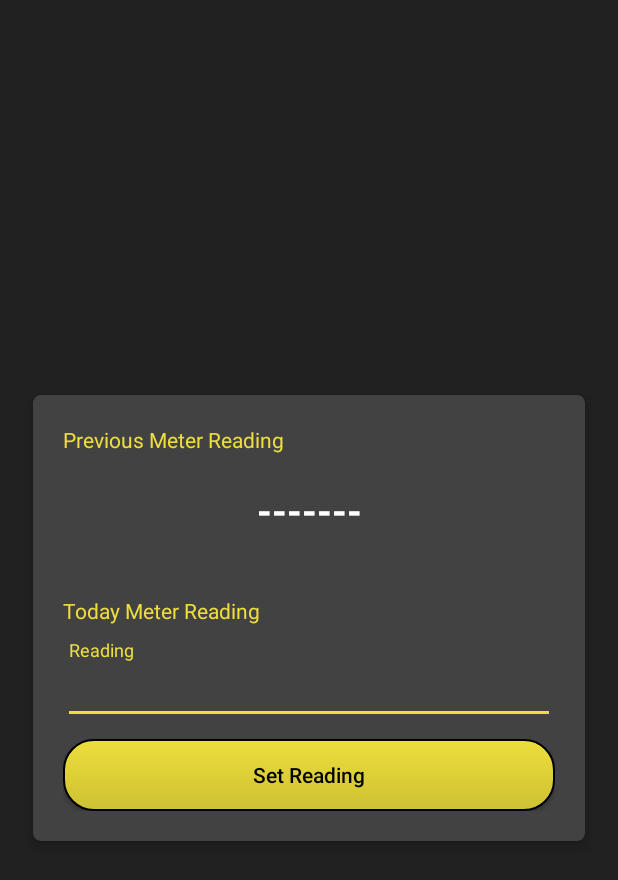
After one commit to gligerglg/Beacon, an Android app: the TodayReading screen opened directly, with no data from a screen before it, on a phone screen of 412 x 824 dp. The commit adds this screen. Shown: the top 880 px of the screen. Run offline under Robolectric (Android 15) with nearby library versions, the phone set to English and light mode, and no system bars.

Commit message:
Main UI Update Done

```diff
--- a/app/src/main/AndroidManifest.xml
+++ b/app/src/main/AndroidManifest.xml
@@ -17,7 +17,8 @@
             </intent-filter>
         </activity>
         <activity android:name=".Tarrif" />
-        <activity android:name=".MainMenu"></activity>
+        <activity android:name=".MainMenu" />
+        <activity android:name=".TodayReading"></activity>
     </application>
 
 </manifest>
--- a/app/src/main/java/apps/gligerglg/beacon/DailyDBHelper.java
+++ b/app/src/main/java/apps/gligerglg/beacon/DailyDBHelper.java
@@ -46,11 +46,12 @@ public class DailyDBHelper extends SQLiteOpenHelper {
     public List<DailyRecord> getAllRecords()
     {
         List<DailyRecord> records = new ArrayList<>();
-        DailyRecord record = new DailyRecord();
+        DailyRecord record;
         SQLiteDatabase db = this.getReadableDatabase();
         Cursor cursor = db.rawQuery("SELECT * FROM " + TABLE,null);
         if(cursor.moveToFirst()){
             do{
+                record = new DailyRecord();
                 record.setId(Integer.parseInt(cursor.getString(cursor.getColumnIndex(ID))));
                 record.setDate(cursor.getString(cursor.getColumnIndex(DATE)));
                 record.setReading(Integer.parseInt(cursor.getString(cursor.getColumnIndex(READING))));
@@ -99,4 +100,19 @@ public class DailyDBHelper extends SQLiteOpenHelper {
         Cursor cursor = database.rawQuery("SELECT * FROM " + TABLE,null);
         return cursor.getCount();
     }
+
+    public DailyRecord getLastRecord(){
+        SQLiteDatabase database = this.getReadableDatabase();
+        Cursor cursor = database.rawQuery("SELECT * FROM " + TABLE,null);
+        DailyRecord record = new DailyRecord();
+
+        if(cursor.moveToLast()){
+            record.setId(Integer.parseInt(cursor.getString(cursor.getColumnIndex(ID))));
+            record.setDate(cursor.getString(cursor.getColumnIndex(DATE)));
+            record.setReading(Integer.parseInt(cursor.getString(cursor.getColumnIndex(READING))));
+            record.setUnits(Integer.parseInt(cursor.getString(cursor.getColumnIndex(UNITS))));
+        }
+        database.close();
+        return record;
+    }
 }
--- a/app/src/main/java/apps/gligerglg/beacon/MonthlyDBHelper.java
+++ b/app/src/main/java/apps/gligerglg/beacon/MonthlyDBHelper.java
@@ -45,11 +45,12 @@ public class MonthlyDBHelper extends SQLiteOpenHelper {
     public List<MonthlyRecord> getAllRecords()
     {
         List<MonthlyRecord> records = new ArrayList<>();
-        MonthlyRecord record = new MonthlyRecord();
+        MonthlyRecord record;
         SQLiteDatabase db = this.getReadableDatabase();
         Cursor cursor = db.rawQuery("SELECT * FROM " + TABLE,null);
         if(cursor.moveToFirst()){
             do{
+                record = new MonthlyRecord();
                 record.setId(Integer.parseInt(cursor.getString(cursor.getColumnIndex(ID))));
                 record.setMonth(cursor.getString(cursor.getColumnIndex(MONTH)));
                 record.setCharge(Double.parseDouble(cursor.getString(cursor.getColumnIndex(CHARGE))));
--- /dev/null
+++ b/app/src/main/java/apps/gligerglg/beacon/TodayReading.java
@@ -0,0 +1,105 @@
+package apps.gligerglg.beacon;
+
+import android.content.Intent;
+import android.content.SharedPreferences;
+import android.support.constraint.ConstraintLayout;
+import android.support.design.widget.Snackbar;
+import android.support.v7.app.AppCompatActivity;
+import android.os.Bundle;
+import android.text.TextUtils;
+import android.view.View;
+import android.view.WindowManager;
+import android.widget.Button;
+import android.widget.EditText;
+import android.widget.TextView;
+
+import java.util.Calendar;
+
+public class TodayReading extends AppCompatActivity {
+
+    private TextView txt_prev_reading;
+    private EditText txt_today_reading;
+    private Button btn_set_readong;
+    private DailyDBHelper dailyDBHelper;
+    private ConstraintLayout layout;
+
+    private int today_reading, last_reading, unit, days;
+    private String date;
+
+    @Override
+    protected void onCreate(Bundle savedInstanceState) {
+        super.onCreate(savedInstanceState);
+        setContentView(R.layout.activity_today_reading);
+        getWindow().addFlags(WindowManager.LayoutParams.FLAG_FULLSCREEN);
+
+        Init();
+
+        btn_set_readong.setOnClickListener(new View.OnClickListener() {
+            @Override
+            public void onClick(View view) {
+                if(TextUtils.isEmpty(txt_today_reading.getText().toString()))
+                    setMessage("Please Insert Today Reading!");
+                else {
+                    today_reading = Integer.parseInt(txt_today_reading.getText().toString());
+
+                    if(days==0)
+                        unit=0;
+                    else
+                        unit = today_reading - last_reading;
+
+                    if(unit<0)
+                        setMessage("Invalid Meter Reading");
+                    else {
+                        Calendar calendar = Calendar.getInstance();
+                        date = calendar.get(Calendar.YEAR) + "/" + (calendar.get(Calendar.MONTH) +1) + "/" + calendar.get(Calendar.DATE);
+                        dailyDBHelper.addNewRecord(new DailyRecord(today_reading,unit,date));
+                        System.out.println("Unit:" + unit + "\nReading" + today_reading);
+                        startActivityForResult(new Intent(getApplicationContext(),MainMenu.class),1);
+                        finish();
+                    }
+
+
+
+                }
+            }
+        });
+    }
+
+    private void updateUI()
+    {
+        dailyDBHelper = new DailyDBHelper(getApplicationContext());
+        DailyRecord lastRecord = dailyDBHelper.getLastRecord();
+        days = dailyDBHelper.getRecordCount();
+        if(lastRecord.getReading()!=0) {
+            last_reading = lastRecord.getReading();
+            txt_prev_reading.setText("" + last_reading);
+        }
+        else
+            txt_prev_reading.setText("-------");
+    }
+
+    private void Init(){
+        txt_prev_reading = findViewById(R.id.txt_prev_reading);
+        txt_today_reading = findViewById(R.id.txt_today_reading);
+        btn_set_readong = findViewById(R.id.btn_today_reading);
+        layout = findViewById(R.id.layout_today);
+        updateUI();
+    }
+
+    private void setMessage(String message){
+        Snackbar snackbar = Snackbar.make(layout,message,Snackbar.LENGTH_LONG);
+        snackbar.show();
+    }
+
+    @Override
+    protected void onPause() {
+        super.onPause();
+        finish();
+    }
+
+    @Override
+    public void onBackPressed() {
+        super.onBackPressed();
+        startActivityForResult(new Intent(getApplicationContext(),MainMenu.class),1);
+    }
+}
--- /dev/null
+++ b/app/src/main/res/layout/activity_today_reading.xml
@@ -0,0 +1,88 @@
+<?xml version="1.0" encoding="utf-8"?>
+<android.support.constraint.ConstraintLayout xmlns:android="http://schemas.android.com/apk/res/android"
+    xmlns:app="http://schemas.android.com/apk/res-auto"
+    xmlns:tools="http://schemas.android.com/tools"
+    android:layout_width="match_parent"
+    android:layout_height="match_parent"
+    android:background="@color/colorPrimary"
+    android:id="@+id/layout_today"
+    tools:context="apps.gligerglg.beacon.TodayReading">
+
+    <android.support.v7.widget.CardView
+        android:layout_width="match_parent"
+        android:layout_height="wrap_content"
+        android:backgroundTint="@color/windowBackground"
+        android:layout_margin="15dp"
+        app:cardCornerRadius="5dp"
+        app:cardElevation="5dp"
+        app:cardUseCompatPadding="true"
+        app:layout_constraintBottom_toBottomOf="parent"
+        app:layout_constraintEnd_toEndOf="parent"
+        app:layout_constraintStart_toStartOf="parent"
+        app:layout_constraintTop_toTopOf="parent">
+
+    <LinearLayout
+        android:layout_width="match_parent"
+        android:layout_height="wrap_content"
+        android:layout_margin="20dp"
+        android:orientation="vertical">
+
+        <TextView
+            android:layout_width="match_parent"
+            android:layout_height="wrap_content"
+            android:textColor="@color/colorAccent"
+            android:text="Previous Meter Reading"
+            android:textAllCaps="false" />
+
+        <TextView
+            android:id="@+id/txt_prev_reading"
+            android:layout_width="match_parent"
+            android:layout_height="wrap_content"
+            android:text="0000000"
+            android:textColor="#fff"
+            android:textStyle="bold"
+            android:gravity="center"
+            android:layout_margin="20dp"
+            android:textSize="25sp"/>
+
+        <TextView
+            android:layout_width="match_parent"
+            android:layout_height="wrap_content"
+            android:text="Today Meter Reading"
+            android:textAllCaps="false"
+            android:layout_marginTop="20dp"
+            android:layout_marginBottom="10dp"
+            android:textColor="@color/colorAccent"/>
+
+        <android.support.constraint.ConstraintLayout
+            android:layout_width="match_parent"
+            android:layout_height="wrap_content"
+            android:orientation="horizontal">
+
+            <android.support.design.widget.TextInputLayout
+                android:layout_width="match_parent"
+                android:layout_height="wrap_content">
+                <android.support.design.widget.TextInputEditText
+                    android:layout_width="match_parent"
+                    android:layout_height="wrap_content"
+                    android:id="@+id/txt_today_reading"
+                    android:inputType="number"
+                    android:hint="Reading"
+                    />
+            </android.support.design.widget.TextInputLayout>
+
+        </android.support.constraint.ConstraintLayout>
+
+        <Button
+            android:layout_width="match_parent"
+            android:layout_height="wrap_content"
+            android:layout_gravity="center"
+            android:layout_marginTop="10dp"
+            style="@style/beacon_button"
+            android:textColor="#000"
+            android:text="Set Reading"
+            android:id="@+id/btn_today_reading"
+            android:textAllCaps="false" />
+    </LinearLayout>
+    </android.support.v7.widget.CardView>
+</android.support.constraint.ConstraintLayout>
--- a/app/src/main/res/layout/fragment_home.xml
+++ b/app/src/main/res/layout/fragment_home.xml
@@ -228,11 +228,12 @@
                 android:orientation="vertical"
                 app:layout_columnWeight="1">
                 <TextView
+                    android:id="@+id/txt_total_days"
                     android:layout_width="wrap_content"
                     android:layout_height="wrap_content"
                     android:textAlignment="center"
                     android:text="00"
-                    android:textSize="50sp"
+                    android:textSize="30sp"
                     android:layout_gravity="center_horizontal"
                     android:textColor="@color/colorAccent"/>
 
@@ -256,7 +257,8 @@
                     android:layout_height="wrap_content"
                     android:textAlignment="center"
                     android:text="00"
-                    android:textSize="50sp"
+                    android:id="@+id/txt_total_charge"
+                    android:textSize="30sp"
                     android:layout_gravity="center_horizontal"
                     android:textColor="@color/colorAccent"/>
 
```
Also changed, not shown: app/src/main/java/apps/gligerglg/beacon/HomeFragment.java (+85 -1 lines), app/src/main/java/apps/gligerglg/beacon/MainMenu.java (+17 -0 lines).
